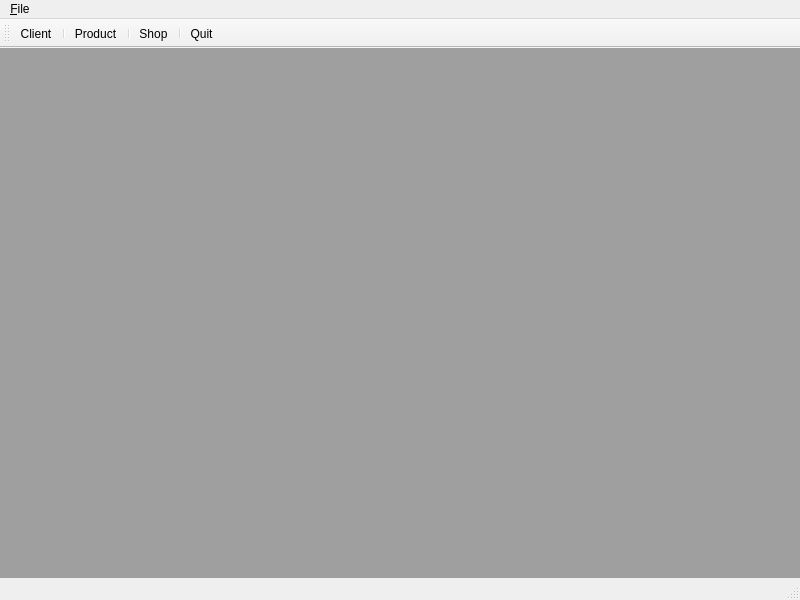
First picture: the form in mainwindow.ui, repository GlennPark/CSApp_2nd, before the edit.
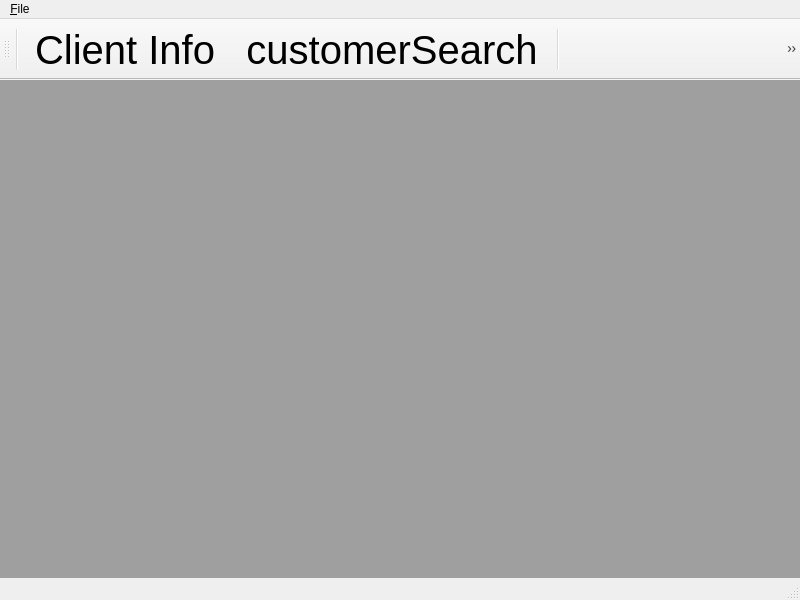
Second picture: the form after the edit. Icons and pictures are not drawn.

The edit to the form file:
```diff
--- a/mainwindow.ui
+++ b/mainwindow.ui
@@ -30,7 +30,7 @@
     <item>
      <widget class="QMdiArea" name="mdiArea">
       <property name="viewMode">
-       <enum>QMdiArea::TabbedView</enum>
+       <enum>QMdiArea::SubWindowView</enum>
       </property>
       <property name="documentMode">
        <bool>true</bool>
@@ -62,6 +62,11 @@
   </widget>
   <widget class="QStatusBar" name="statusbar"/>
   <widget class="QToolBar" name="toolBar">
+   <property name="font">
+    <font>
+     <pointsize>30</pointsize>
+    </font>
+   </property>
    <property name="windowTitle">
     <string>toolBar</string>
    </property>
@@ -71,13 +76,21 @@
    <attribute name="toolBarBreak">
     <bool>false</bool>
    </attribute>
+   <addaction name="separator"/>
    <addaction name="actionClient"/>
+   <addaction name="customerSearchAction"/>
    <addaction name="separator"/>
    <addaction name="actionProduct"/>
+   <addaction name="productSearchAction"/>
    <addaction name="separator"/>
-   <addaction name="actionShop"/>
+   <addaction name="actionOrder"/>
+   <addaction name="shopSearchAction"/>
+   <addaction name="separator"/>
+   <addaction name="actionChatting"/>
+   <addaction name="customerChatAction"/>
    <addaction name="separator"/>
    <addaction name="actionQuit"/>
+   <addaction name="separator"/>
   </widget>
   <action name="actionQuit">
    <property name="text">
@@ -85,8 +98,21 @@
    </property>
   </action>
   <action name="actionClient">
+   <property name="checkable">
+    <bool>false</bool>
+   </property>
+   <property name="checked">
+    <bool>false</bool>
+   </property>
+   <property name="enabled">
+    <bool>true</bool>
+   </property>
+   <property name="icon">
+    <iconset resource="CSApp.qrc">
+     <normaloff>:/images/icons8-consumer-64.png</normaloff>:/images/icons8-consumer-64.png</iconset>
+   </property>
    <property name="text">
-    <string>Client</string>
+    <string>Client Info</string>
    </property>
    <property name="shortcut">
     <string>Ctrl+1</string>
@@ -94,12 +120,84 @@
   </action>
   <action name="actionProduct">
    <property name="text">
-    <string>Product</string>
+    <string>Product Info</string>
    </property>
   </action>
   <action name="actionShop">
    <property name="text">
-    <string>Shop</string>
+    <string>Order Info</string>
+   </property>
+   <property name="shortcut">
+    <string>Ctrl+3</string>
+   </property>
+  </action>
+  <action name="actionChatting">
+   <property name="icon">
+    <iconset resource="CSApp.qrc">
+     <normaloff>:/images/icons8-network-64.png</normaloff>:/images/icons8-network-64.png</iconset>
+   </property>
+   <property name="text">
+    <string>Chatting Server</string>
+   </property>
+   <property name="toolTip">
+    <string>Chatting Server</string>
+   </property>
+   <property name="shortcut">
+    <string>Ctrl+4</string>
+   </property>
+  </action>
+  <action name="customerChatAction">
+   <property name="icon">
+    <iconset resource="CSApp.qrc">
+     <normaloff>:/images/icons8-meeting-64.png</normaloff>:/images/icons8-meeting-64.png</iconset>
+   </property>
+   <property name="text">
+    <string>chatClient</string>
+   </property>
+   <property name="iconText">
+    <string>customerChat</string>
+   </property>
+   <property name="toolTip">
+    <string>customerChat</string>
+   </property>
+  </action>
+  <action name="customerSearchAction">
+   <property name="checkable">
+    <bool>false</bool>
+   </property>
+   <property name="checked">
+    <bool>false</bool>
+   </property>
+   <property name="enabled">
+    <bool>true</bool>
+   </property>
+   <property name="icon">
+    <iconset resource="CSApp.qrc">
+     <normaloff>:/images/icons8-research-64.png</normaloff>:/images/icons8-research-64.png</iconset>
+   </property>
+   <property name="text">
+    <string>customerSearch</string>
+   </property>
+   <property name="toolTip">
+    <string>customerSearch</string>
+   </property>
+  </action>
+  <action name="productSearchAction">
+   <property name="icon">
+    <iconset resource="CSApp.qrc">
+     <normaloff>:/images/icons8-application-64.png</normaloff>:/images/icons8-application-64.png</iconset>
+   </property>
+   <property name="text">
+    <string>productSearch</string>
+   </property>
+  </action>
+  <action name="shopSearchAction">
+   <property name="icon">
+    <iconset resource="CSApp.qrc">
+     <normaloff>:/images/icons8-searching-64.png</normaloff>:/images/icons8-searching-64.png</iconset>
+   </property>
+   <property name="text">
+    <string>shopSearch</string>
    </property>
   </action>
  </widget>
```
Left out of the diff: 35 changed lines with no effect on the pictures.
